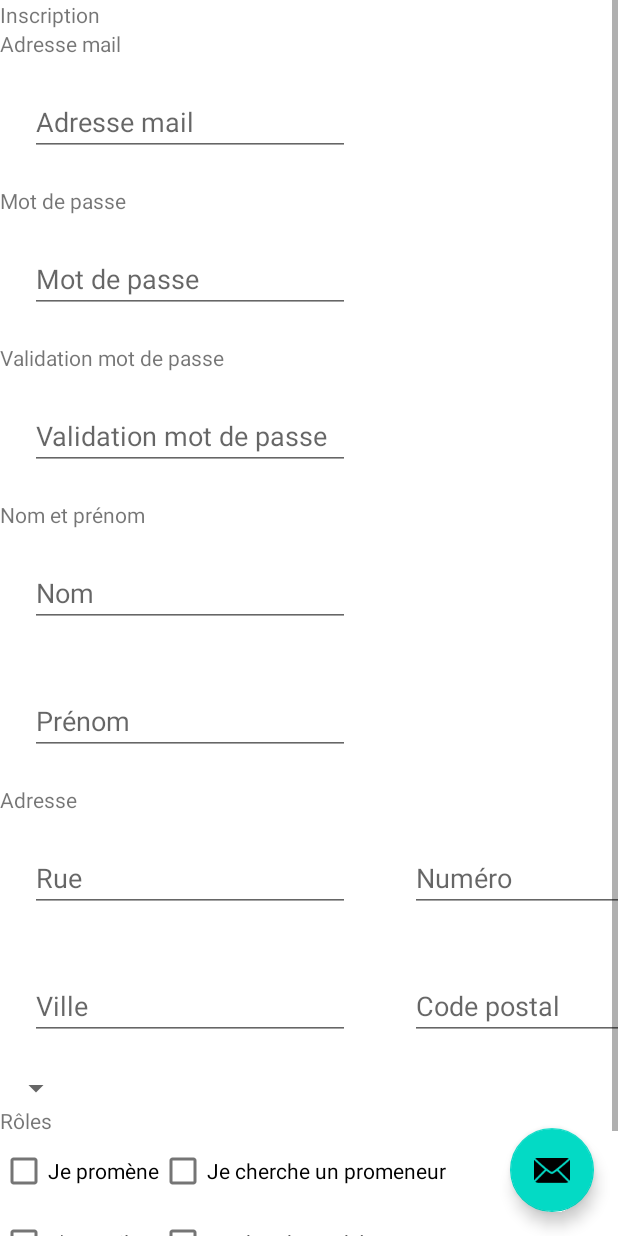
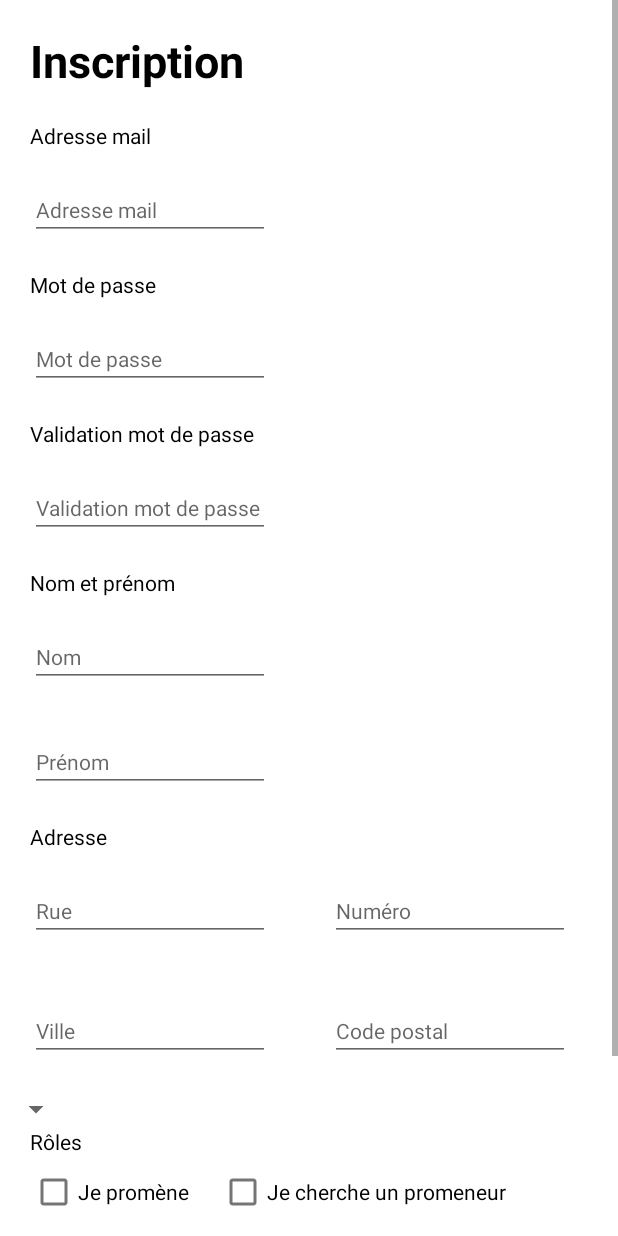
Before and after one commit to emmavdc/smart-city-android, an Android app: the RegistrationFragment screen opened through its navigation route, on a phone screen of 412 x 824 dp. Run offline under Robolectric (Android 15) with nearby library versions, the light colour scheme and no system bars; our stand-ins replace data binding; 3 statements that could not run were skipped.

Commit message:
modif login and registration xml file

```diff
--- a/app/src/main/java/com/smartcity/petsservices/ui/LoginFragment.kt
+++ b/app/src/main/java/com/smartcity/petsservices/ui/LoginFragment.kt
@@ -25,7 +25,10 @@
         binding = LoginFragmentBinding.inflate(inflater, container, false)
         var root : View  = binding.root
 
-        binding.loginConnectionButton.setOnClickListener {
+        /*binding.loginConnectionButton.setOnClickListener {
+            NavHostFragment.findNavController(this).navigate(R.id.action_FirstFragment_to_SecondFragment)
+        }*/
+        binding.loginRegistration.setOnClickListener{
             NavHostFragment.findNavController(this).navigate(R.id.action_FirstFragment_to_SecondFragment)
         }
 
--- a/app/src/main/res/layout/fragment_second.xml
+++ b/app/src/main/res/layout/fragment_second.xml
@@ -24,14 +24,23 @@
                 android:id="@+id/inscription_title"
                 android:layout_width="match_parent"
                 android:layout_height="wrap_content"
-                android:text="@string/title_registration" />
+                android:text="@string/title_registration"
+                android:layout_marginStart="20dp"
+                android:layout_marginTop="20dp"
+                android:layout_marginBottom="20dp"
+                android:textStyle ="bold"
+                android:textColor="@color/black"
+                android:textSize="30dp"/>
 
 
             <TextView
                 android:id="@+id/email_title"
                 android:layout_width="match_parent"
                 android:layout_height="wrap_content"
-                android:text="@string/email_registration" />
+                android:text="@string/email_registration"
+                android:layout_marginStart="20dp"
+                android:textColor="@color/black"
+                android:textSize="14dp"/>
 
             <EditText
                 android:id="@+id/email_edit_text"
@@ -41,13 +50,17 @@
                 android:inputType="textEmailAddress"
                 android:hint="@string/email_registration"
                 android:autofillHints="@string/email_registration"
-                android:layout_margin="20dp"/>
+                android:layout_margin="20dp"
+                android:textSize="14dp"/>
 
             <TextView
                 android:id="@+id/password_title"
                 android:layout_width="match_parent"
                 android:layout_height="wrap_content"
-                android:text="@string/password_registration" />
+                android:text="@string/password_registration"
+                android:layout_marginStart="20dp"
+                android:textColor="@color/black"
+                android:textSize="14dp"/>
 
             <EditText
                 android:id="@+id/password_edit_text"
@@ -57,13 +70,17 @@
                 android:inputType="textPassword"
                 android:hint="@string/password_registration"
                 android:autofillHints="@string/password_registration"
-                android:layout_margin="20dp"/>
+                android:layout_margin="20dp"
+                android:textSize="14dp"/>
 
             <TextView
                 android:id="@+id/validation_password_title"
                 android:layout_width="match_parent"
                 android:layout_height="wrap_content"
-                android:text="@string/validation_password_registration" />
+                android:text="@string/validation_password_registration"
+                android:layout_marginStart="20dp"
+                android:textColor="@color/black"
+                android:textSize="14dp"/>
 
             <EditText
                 android:id="@+id/validation_password_edit_text"
@@ -73,13 +90,17 @@
                 android:inputType="textPassword"
                 android:hint="@string/validation_password_registration"
                 android:autofillHints="@string/validation_password_registration"
-                android:layout_margin="20dp"/>
+                android:layout_margin="20dp"
+                android:textSize="14dp"/>
 
             <TextView
                 android:id="@+id/name_title"
                 android:layout_width="match_parent"
                 android:layout_height="wrap_content"
-                android:text="@string/name_registration" />
+                android:text="@string/name_registration"
+                android:layout_marginStart="20dp"
+                android:textColor="@color/black"
+                android:textSize="14dp"/>
 
             <EditText
                 android:id="@+id/lastname_edit_text"
@@ -89,7 +110,10 @@
                 android:inputType="text"
                 android:hint="@string/latsname_registration"
                 android:autofillHints="@string/latsname_registration"
-                android:layout_margin="20dp"/>
+                android:layout_marginStart="20dp"
+                android:layout_marginTop="20dp"
+                android:layout_marginBottom="10dp"
+                android:textSize="14dp"/>
 
             <EditText
                 android:id="@+id/firstname_edit_text"
@@ -99,13 +123,17 @@
                 android:inputType="text"
                 android:hint="@string/fisrtname_registration"
                 android:autofillHints="@string/fisrtname_registration"
-                android:layout_margin="20dp"/>
+                android:layout_margin="20dp"
+                android:textSize="14dp"/>
 
             <TextView
                 android:id="@+id/address_title"
                 android:layout_width="match_parent"
                 android:layout_height="wrap_content"
-                android:text="@string/adress_registration" />
+                android:text="@string/adress_registration"
+                android:layout_marginStart="20dp"
+                android:textColor="@color/black"
+                android:textSize="14dp"/>
 
             <GridLayout android:layout_width="match_parent"
                 android:layout_height="wrap_content"
@@ -120,7 +148,8 @@
                     android:inputType="text"
                     android:hint="@string/street_name_registration"
                     android:autofillHints="@string/street_name_registration"
-                    android:layout_margin="20dp"/>
+                    android:layout_margin="20dp"
+                    android:textSize="14dp"/>
 
                 <EditText
                     android:id="@+id/street_number_title"
@@ -130,7 +159,8 @@
                     android:inputType="text"
                     android:hint="@string/street_number_registration"
                     android:autofillHints="@string/street_number_registration"
-                    android:layout_margin="20dp"/>
+                    android:layout_margin="20dp"
+                    android:textSize="14dp"/>
 
                 <EditText
                     android:id="@+id/city_title"
@@ -140,7 +170,8 @@
                     android:inputType="text"
                     android:hint="@string/city_registration"
                     android:autofillHints="@string/city_registration"
-                    android:layout_margin="20dp"/>
+                    android:layout_margin="20dp"
+                    android:textSize="14dp"/>
 
                 <EditText
                     android:id="@+id/postal_code_title"
@@ -150,7 +181,8 @@
                     android:inputType="textPostalAddress"
                     android:hint="@string/postal_code_registration"
                     android:autofillHints="@string/postal_code_registration"
-                    android:layout_margin="20dp"/>
+                    android:layout_margin="20dp"
+                    android:textSize="14dp"/>
             </GridLayout>
 
 
@@ -163,7 +195,10 @@
                 android:id="@+id/role_title"
                 android:layout_width="match_parent"
                 android:layout_height="wrap_content"
-                android:text="@string/role_registration" />
+                android:text="@string/role_registration"
+                android:layout_marginStart="20dp"
+                android:textColor="@color/black"
+                android:textSize="14dp"/>
 
             <GridLayout
                 android:layout_width="match_parent"
@@ -175,43 +210,61 @@
                     android:layout_width="wrap_content"
                     android:layout_height="wrap_content"
                     android:text="@string/animal_walker_registration"
-                    android:onClick="onCheckboxClicked"/>
+                    android:onClick="onCheckboxClicked"
+                    android:layout_marginStart="20dp"
+                    android:textSize="14dp"/>
 
                 <CheckBox android:id="@+id/checkbox_search_walker"
                     android:layout_width="wrap_content"
                     android:layout_height="wrap_content"
                     android:text="@string/search_walker_registration"
-                    android:onClick="onCheckboxClicked"/>
+                    android:onClick="onCheckboxClicked"
+                    android:layout_marginStart="20dp"
+                    android:textSize="14dp"/>
 
                 <CheckBox android:id="@+id/checkbox_host"
                     android:layout_width="wrap_content"
                     android:layout_height="wrap_content"
                     android:text="@string/host_registration"
-                    android:onClick="onCheckboxClicked"/>
+                    android:onClick="onCheckboxClicked"
+                    android:layout_marginStart="20dp"
+                    android:textSize="14dp"/>
 
                 <CheckBox android:id="@+id/checkbox_search_host"
                     android:layout_width="wrap_content"
                     android:layout_height="wrap_content"
                     android:text="@string/search_host_registration"
-                    android:onClick="onCheckboxClicked"/>
+                    android:onClick="onCheckboxClicked"
+                    android:layout_marginStart="20dp"
+                    android:textSize="14dp"/>
             </GridLayout>
             <GridLayout
                 android:layout_width="match_parent"
                 android:layout_height="wrap_content"
                 android:rowCount="1"
-                android:columnCount="2">
+                android:columnCount="2"
+                android:layout_marginTop="40dp"
+                android:layout_marginBottom="10dp">
 
                 <Button
                     android:id="@+id/registration_back_button"
                     android:layout_width="wrap_content"
                     android:layout_height="wrap_content"
+                    android:layout_marginStart="20dp"
+                    android:textColor="@android:color/white"
+                    android:textSize="11dp"
+                    android:backgroundTint="@color/colorPrimary"
                     android:text="@string/registration_back_button" />
 
                 <Button
                     android:id="@+id/registration_button"
                     android:layout_width="wrap_content"
                     android:layout_height="wrap_content"
-                    android:text="@string/registration_button" />
+                    android:text="@string/registration_button"
+                    android:layout_marginEnd="20dp"
+                    android:textSize="11dp"
+                    android:backgroundTint="@color/colorPrimary"
+                    android:layout_gravity="right"/>
             </GridLayout>
 
 
--- a/app/src/main/res/layout/login_activity_main.xml
+++ b/app/src/main/res/layout/login_activity_main.xml
@@ -22,12 +22,4 @@
 
     <include layout="@layout/login_content_main" />
 
-    <com.google.android.material.floatingactionbutton.FloatingActionButton
-        android:id="@+id/fab"
-        android:layout_width="wrap_content"
-        android:layout_height="wrap_content"
-        android:layout_gravity="bottom|end"
-        android:layout_margin="@dimen/fab_margin"
-        app:srcCompat="@android:drawable/ic_dialog_email" />
-
 </androidx.coordinatorlayout.widget.CoordinatorLayout>
--- a/app/src/main/res/layout/login_fragment.xml
+++ b/app/src/main/res/layout/login_fragment.xml
@@ -45,8 +45,9 @@
             android:id="@+id/login_connection_button"
             android:layout_width="wrap_content"
             android:layout_height="wrap_content"
-            android:text="@string/login_connection_button"
-            android:layout_margin="20dp"/>
+            android:layout_margin="20dp"
+            android:backgroundTint="@color/colorPrimary"
+            android:text="@string/login_connection_button" />
 
         <TextView
             android:id="@+id/login_registration"
@@ -55,6 +56,6 @@
             android:text="@string/login_registration"
             android:textAlignment="center"
             android:layout_margin="20dp"
-            />
+            android:textColor="@color/black"/>
     </LinearLayout>
 </layout>
--- a/app/src/main/res/values/colors.xml
+++ b/app/src/main/res/values/colors.xml
@@ -7,4 +7,7 @@
     <color name="teal_700">#FF018786</color>
     <color name="black">#FF000000</color>
     <color name="white">#FFFFFFFF</color>
+
+    <!-- my color -->
+    <color name="colorPrimary">#0071b9</color>
 </resources>
```
